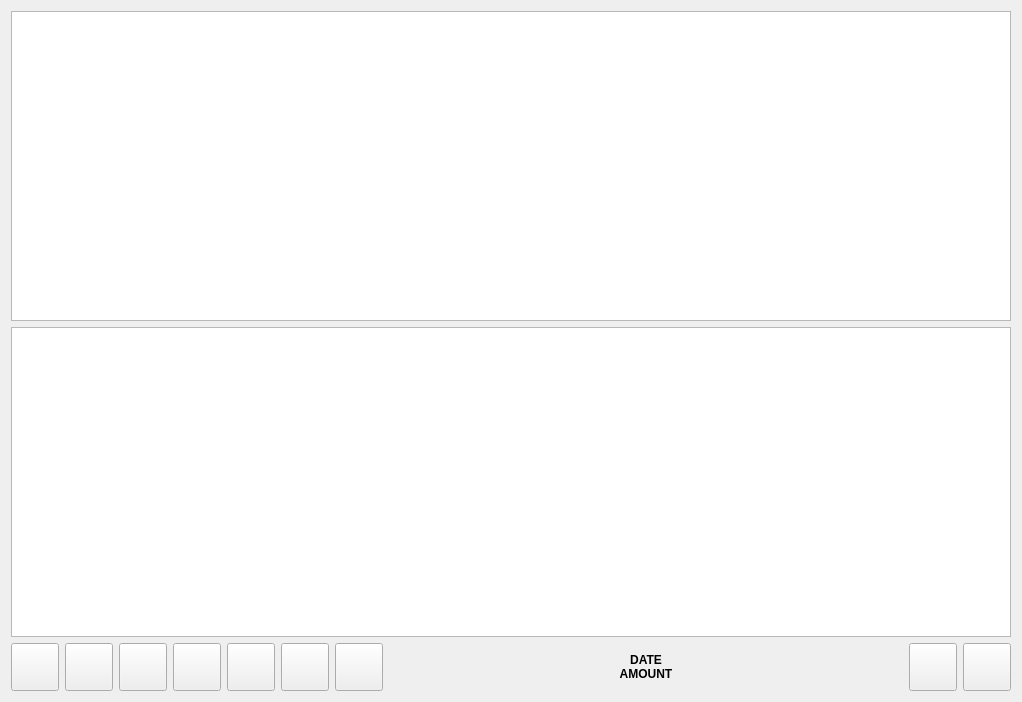
Qt form Waiter/dlgface.ui (End1-1/Cafe5) before a commit.
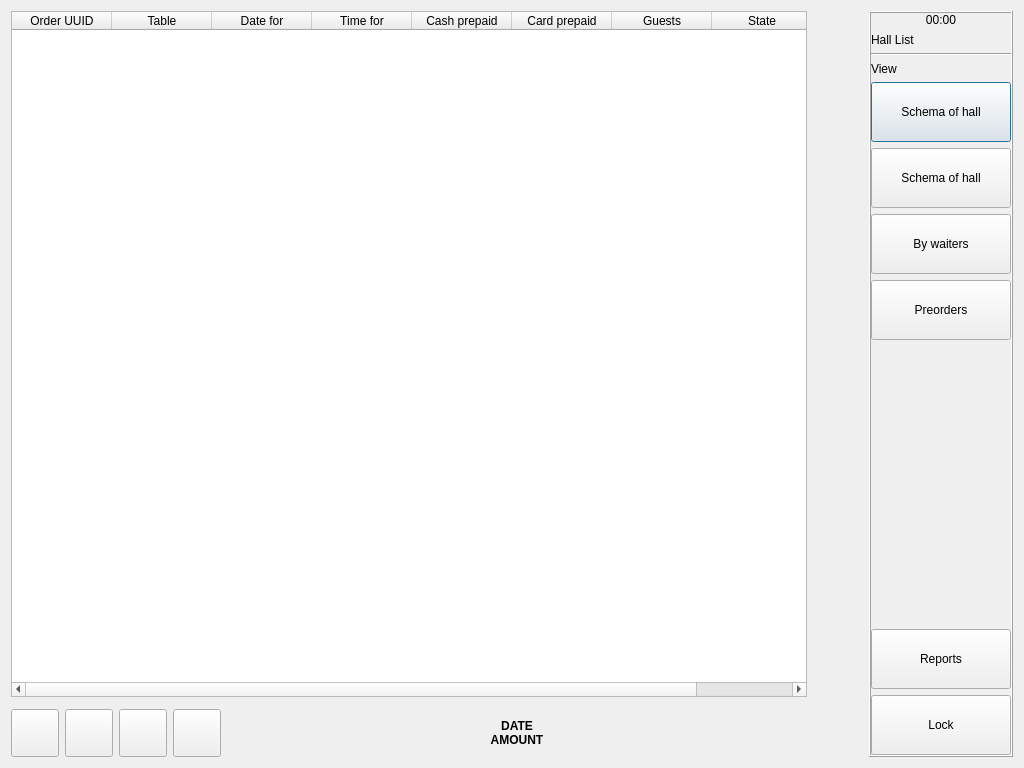
The same form after that commit. Icons and pictures are not drawn. Custom widgets are drawn as their Qt base class.

What changed in the file:
```diff
--- a/Waiter/dlgface.ui
+++ b/Waiter/dlgface.ui
@@ -6,19 +6,19 @@
    <rect>
     <x>0</x>
     <y>0</y>
-    <width>1022</width>
-    <height>702</height>
+    <width>1024</width>
+    <height>768</height>
    </rect>
   </property>
   <property name="windowTitle">
    <string>Cafe5</string>
   </property>
-  <layout class="QVBoxLayout" name="verticalLayout">
-   <item>
+  <layout class="QGridLayout" name="gridLayout">
+   <item row="1" column="0">
     <widget class="QWidget" name="widget_2" native="true">
      <property name="sizePolicy">
       <sizepolicy hsizetype="Preferred" vsizetype="Preferred">
-       <horstretch>0</horstretch>
+       <horstretch>1</horstretch>
        <verstretch>1</verstretch>
       </sizepolicy>
      </property>
@@ -36,39 +36,103 @@
        <number>0</number>
       </property>
       <item>
-       <widget class="QTableWidget" name="tblHall">
-        <property name="verticalScrollBarPolicy">
-         <enum>Qt::ScrollBarAlwaysOff</enum>
+       <widget class="C5TableWidget" name="tblReserved">
+        <property name="sizePolicy">
+         <sizepolicy hsizetype="Expanding" vsizetype="Expanding">
+          <horstretch>0</horstretch>
+          <verstretch>1</verstretch>
+         </sizepolicy>
         </property>
-        <property name="horizontalScrollBarPolicy">
-         <enum>Qt::ScrollBarAlwaysOff</enum>
-        </property>
-        <property name="editTriggers">
-         <set>QAbstractItemView::NoEditTriggers</set>
-        </property>
-        <property name="selectionMode">
-         <enum>QAbstractItemView::NoSelection</enum>
-        </property>
-        <property name="showGrid">
-         <bool>false</bool>
-        </property>
-        <attribute name="horizontalHeaderVisible">
-         <bool>false</bool>
-        </attribute>
-        <attribute name="verticalHeaderVisible">
-         <bool>false</bool>
-        </attribute>
+        <column>
+         <property name="text">
+          <string>Order UUID</string>
+         </property>
+        </column>
+        <column>
+         <property name="text">
+          <string>Table</string>
+         </property>
+        </column>
+        <column>
+         <property name="text">
+          <string>Date for</string>
+         </property>
+        </column>
+        <column>
+         <property name="text">
+          <string>Time for</string>
+         </property>
+        </column>
+        <column>
+         <property name="text">
+          <string>Cash prepaid</string>
+         </property>
+        </column>
+        <column>
+         <property name="text">
+          <string>Card prepaid</string>
+         </property>
+        </column>
+        <column>
+         <property name="text">
+          <string>Guests</string>
+         </property>
+        </column>
+        <column>
+         <property name="text">
+          <string>State</string>
+         </property>
+        </column>
        </widget>
       </item>
       <item>
-       <widget class="QTableWidget" name="tblReserved"/>
+       <widget class="QWidget" name="whall" native="true">
+        <property name="sizePolicy">
+         <sizepolicy hsizetype="Preferred" vsizetype="Preferred">
+          <horstretch>1</horstretch>
+          <verstretch>1</verstretch>
+         </sizepolicy>
+        </property>
+        <layout class="QGridLayout" name="glTables">
+         <property name="sizeConstraint">
+          <enum>QLayout::SetMaximumSize</enum>
+         </property>
+         <property name="leftMargin">
+          <number>0</number>
+         </property>
+         <property name="topMargin">
+          <number>0</number>
+         </property>
+         <property name="rightMargin">
+          <number>0</number>
+         </property>
+         <property name="bottomMargin">
+          <number>0</number>
+         </property>
+         <property name="spacing">
+          <number>2</number>
+         </property>
+        </layout>
+       </widget>
       </item>
      </layout>
     </widget>
    </item>
-   <item>
-    <widget class="QWidget" name="widget" native="true">
-     <layout class="QHBoxLayout" name="horizontalLayout">
+   <item row="1" column="2" rowspan="2">
+    <widget class="QFrame" name="frame">
+     <property name="minimumSize">
+      <size>
+       <width>0</width>
+       <height>0</height>
+      </size>
+     </property>
+     <property name="frameShape">
+      <enum>QFrame::Box</enum>
+     </property>
+     <property name="frameShadow">
+      <enum>QFrame::Raised</enum>
+     </property>
+     <layout class="QVBoxLayout" name="verticalLayout">
       <property name="leftMargin">
        <number>0</number>
       </property>
@@ -81,26 +145,169 @@
       <property name="bottomMargin">
        <number>0</number>
       </property>
+      <item>
+       <widget class="QLabel" name="lbTime">
+        <property name="text">
+         <string>00:00</string>
+        </property>
+        <property name="alignment">
+         <set>Qt::AlignCenter</set>
+        </property>
+       </widget>
+      </item>
+      <item>
+       <widget class="QLabel" name="label">
+        <property name="text">
+         <string>Hall List</string>
+        </property>
+       </widget>
+      </item>
+      <item>
+       <layout class="QVBoxLayout" name="vlHall"/>
+      </item>
+      <item>
+       <widget class="Line" name="line">
+        <property name="orientation">
+         <enum>Qt::Horizontal</enum>
+        </property>
+       </widget>
+      </item>
+      <item>
+       <widget class="QLabel" name="label_2">
+        <property name="text">
+         <string>View</string>
+        </property>
+       </widget>
+      </item>
+      <item>
+       <widget class="QPushButton" name="btnViewHall">
+        <property name="minimumSize">
+         <size>
+          <width>140</width>
+          <height>60</height>
+         </size>
+        </property>
+        <property name="text">
+         <string>Schema of hall</string>
+        </property>
+       </widget>
+      </item>
+      <item>
+       <widget class="QPushButton" name="btnViewHall_2">
+        <property name="minimumSize">
+         <size>
+          <width>140</width>
+          <height>60</height>
+         </size>
+        </property>
+        <property name="text">
+         <string>Schema of hall</string>
+        </property>
+       </widget>
+      </item>
+      <item>
+       <widget class="QPushButton" name="btnViewWaiter">
+        <property name="minimumSize">
+         <size>
+          <width>140</width>
+          <height>60</height>
+         </size>
+        </property>
+        <property name="text">
+         <string>By waiters</string>
+        </property>
+       </widget>
+      </item>
+      <item>
+       <widget class="QToolButton" name="btnShowHidePreorders">
+        <property name="minimumSize">
+         <size>
+          <width>140</width>
+          <height>60</height>
+         </size>
+        </property>
+        <property name="maximumSize">
+         <size>
+          <width>16777215</width>
+          <height>16777215</height>
+         </size>
+        </property>
+        <property name="text">
+         <string>Preorders</string>
+        </property>
+        <property name="iconSize">
+         <size>
+          <width>32</width>
+          <height>32</height>
+         </size>
+        </property>
+       </widget>
+      </item>
+      <item>
+       <spacer name="verticalSpacer">
+        <property name="orientation">
+         <enum>Qt::Vertical</enum>
+        </property>
+        <property name="sizeHint" stdset="0">
+         <size>
+          <width>20</width>
+          <height>426</height>
+         </size>
+        </property>
+       </spacer>
+      </item>
+      <item>
+       <widget class="QToolButton" name="btnReports">
+        <property name="minimumSize">
+         <size>
+          <width>140</width>
+          <height>60</height>
+         </size>
+        </property>
+        <property name="maximumSize">
+         <size>
+          <width>16777215</width>
+          <height>16777215</height>
+         </size>
+        </property>
+        <property name="text">
+         <string>Reports</string>
+        </property>
+        <property name="icon">
+         <iconset resource="../resources/resources.qrc">
+          <normaloff>:/report.png</normaloff>:/report.png</iconset>
+        </property>
+        <property name="iconSize">
+         <size>
+          <width>32</width>
+          <height>32</height>
+         </size>
+        </property>
+        <property name="toolButtonStyle">
+         <enum>Qt::ToolButtonTextBesideIcon</enum>
+        </property>
+       </widget>
+      </item>
       <item>
        <widget class="QToolButton" name="btnExit">
         <property name="minimumSize">
          <size>
-          <width>48</width>
-          <height>48</height>
+          <width>140</width>
+          <height>60</height>
          </size>
         </property>
         <property name="maximumSize">
          <size>
-          <width>48</width>
-          <height>48</height>
+          <width>16777215</width>
+          <height>16777215</height>
          </size>
         </property>
         <property name="text">
-         <string/>
+         <string>Lock</string>
         </property>
         <property name="icon">
-         <iconset resource="../resources/resources.qrc">
-          <normaloff>:/exit.png</normaloff>:/exit.png</iconset>
+         <iconset resource="../resources/res.qrc">
+          <normaloff>:/lock.png</normaloff>:/lock.png</iconset>
         </property>
         <property name="iconSize">
          <size>
@@ -108,8 +315,29 @@
           <height>32</height>
          </size>
         </property>
+        <property name="toolButtonStyle">
+         <enum>Qt::ToolButtonTextBesideIcon</enum>
+        </property>
        </widget>
       </item>
+     </layout>
+    </widget>
+   </item>
+   <item row="2" column="0">
+    <widget class="QWidget" name="wall" native="true">
+     <layout class="QHBoxLayout" name="horizontalLayout">
+      <property name="leftMargin">
+       <number>0</number>
+      </property>
+      <property name="topMargin">
+       <number>0</number>
+      </property>
+      <property name="rightMargin">
+       <number>0</number>
+      </property>
+      <property name="bottomMargin">
+       <number>0</number>
+      </property>
       <item>
        <widget class="QToolButton" name="btnCancel">
         <property name="minimumSize">
@@ -139,64 +367,6 @@
         </property>
        </widget>
       </item>
-      <item>
-       <widget class="QToolButton" name="btnConnection">
-        <property name="minimumSize">
-         <size>
-          <width>48</width>
-          <height>48</height>
-         </size>
-        </property>
-        <property name="maximumSize">
-         <size>
-          <width>48</width>
-          <height>48</height>
-         </size>
-        </property>
-        <property name="text">
-         <string/>
-        </property>
-        <property name="icon">
-         <iconset resource="../resources/resources.qrc">
-          <normaloff>:/configure.png</normaloff>:/configure.png</iconset>
-        </property>
-        <property name="iconSize">
-         <size>
-          <width>32</width>
-          <height>32</height>
-         </size>
-        </property>
-       </widget>
-      </item>
-      <item>
-       <widget class="QToolButton" name="btnClearDroid">
-        <property name="minimumSize">
-         <size>
-          <width>48</width>
-          <height>48</height>
-         </size>
-        </property>
-        <property name="maximumSize">
-         <size>
-          <width>48</width>
-          <height>48</height>
-         </size>
-        </property>
-        <property name="text">
-         <string/>
-        </property>
-        <property name="icon">
-         <iconset resource="../resources/resources.qrc">
-          <normaloff>:/tables.png</normaloff>:/tables.png</iconset>
-        </property>
-        <property name="iconSize">
-         <size>
-          <width>32</width>
-          <height>32</height>
-         </size>
-        </property>
-       </widget>
-      </item>
       <item>
        <widget class="QToolButton" name="btnSetSession">
         <property name="minimumSize">
@@ -325,70 +495,46 @@
         </property>
        </spacer>
       </item>
-      <item>
-       <widget class="QToolButton" name="btnReports">
-        <property name="minimumSize">
-         <size>
-          <width>48</width>
-          <height>48</height>
-         </size>
-        </property>
-        <property name="maximumSize">
-         <size>
-          <width>48</width>
-          <height>48</height>
-         </size>
-        </property>
-        <property name="text">
-         <string/>
-        </property>
-        <property name="icon">
-         <iconset resource="../resources/resources.qrc">
-          <normaloff>:/report.png</normaloff>:/report.png</iconset>
-        </property>
-        <property name="iconSize">
-         <size>
-          <width>32</width>
-          <height>32</height>
-         </size>
-        </property>
-       </widget>
-      </item>
-      <item>
-       <widget class="QToolButton" name="btnHallFilter">
-        <property name="minimumSize">
-         <size>
-          <width>48</width>
-          <height>48</height>
-         </size>
-        </property>
-        <property name="maximumSize">
-         <size>
-          <width>48</width>
-          <height>48</height>
-         </size>
-        </property>
-        <property name="text">
-         <string/>
-        </property>
-        <property name="icon">
-         <iconset resource="../resources/resources.qrc">
-          <normaloff>:/place.png</normaloff>:/place.png</iconset>
-        </property>
-        <property name="iconSize">
-         <size>
-          <width>32</width>
-          <height>32</height>
-         </size>
-        </property>
-       </widget>
-      </item>
+     </layout>
+    </widget>
+   </item>
+   <item row="1" column="1" rowspan="2">
+    <widget class="QWidget" name="wstaff" native="true">
+     <property name="minimumSize">
+      <size>
+       <width>50</width>
+       <height>0</height>
+      </size>
+     </property>
+     <layout class="QVBoxLayout" name="vlStaff">
+      <property name="spacing">
+       <number>2</number>
+      </property>
+      <property name="leftMargin">
+       <number>0</number>
+      </property>
+      <property name="topMargin">
+       <number>0</number>
+      </property>
+      <property name="rightMargin">
+       <number>0</number>
+      </property>
+      <property name="bottomMargin">
+       <number>0</number>
+      </property>
      </layout>
     </widget>
    </item>
   </layout>
  </widget>
  <layoutdefault spacing="6" margin="11"/>
+ <customwidgets>
+  <customwidget>
+   <class>C5TableWidget</class>
+   <extends>QTableWidget</extends>
+   <header location="global">c5tablewidget.h</header>
+  </customwidget>
+ </customwidgets>
  <resources>
   <include location="../resources/resources.qrc"/>
   <include location="../resources/res.qrc"/>
```
